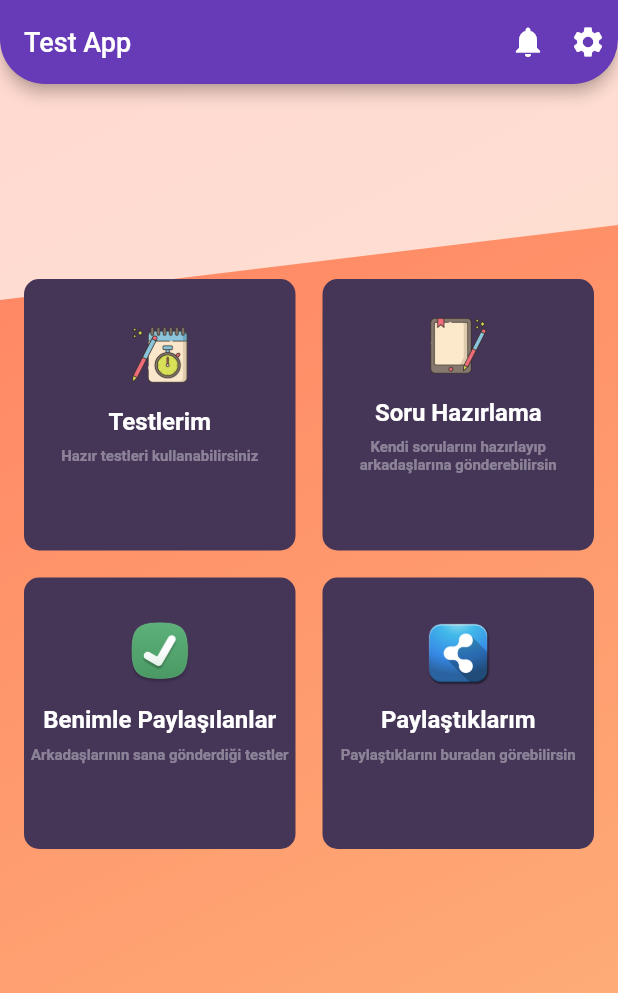
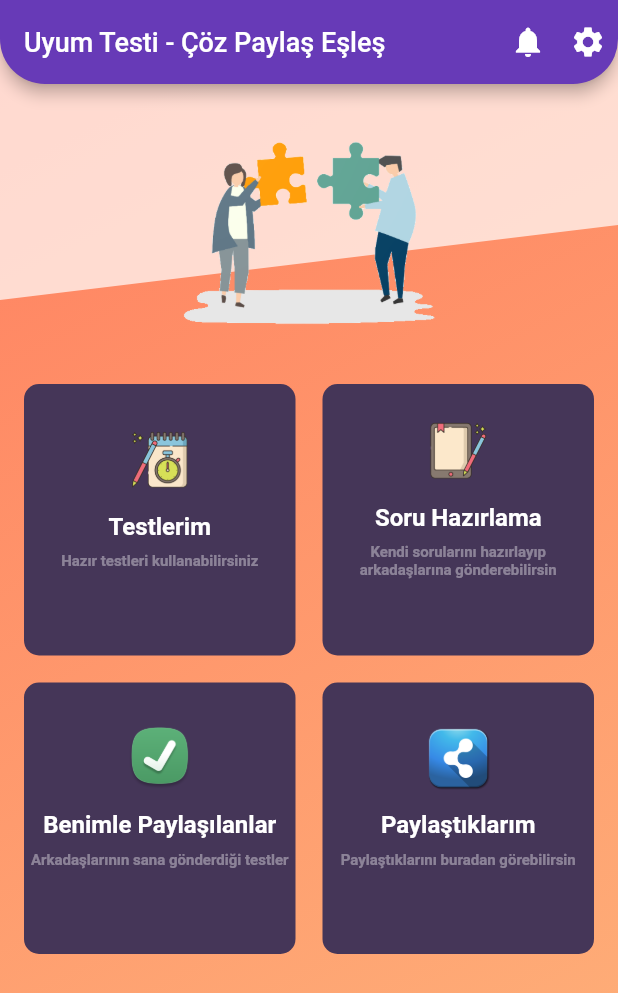
Before and after one commit to onuraykut/Testlio-Flutter-App, a Flutter app: the screen it shows once a user with an empty profile is signed in, on a phone screen of 412 x 824 dp. Shown: the top 993 px of the screen. Run offline on Flutter 3.47's test engine with Material 2 defaults, Android fonts, the light colour scheme and no system bars; our stand-ins replace auto_size_text, bloc, carousel_slider, equatable, firebase_auth, firebase_core and 11 more; accounts and stored records are empty.

Commit message:
27.12.2020

```diff
--- a/lib/data/user_repository.dart
+++ b/lib/data/user_repository.dart
@@ -43,14 +43,13 @@ class UserRepository with ChangeNotifier {
       notifyListeners();
       UserCredential userCredential = await _auth.signInAnonymously();
       String name = 'Anonim';
-      if(userCredential.user.displayName != null || userCredential.user.displayName.isNotEmpty)
-        name = userCredential.user.displayName;
       await saveUser(userCredential.user.uid,name);
 
       return userCredential.user;
     }catch(e){
       _durum = UserDurumu.OturumAcilmamis;
       notifyListeners();
+      debugPrint(e.toString());
       return null;
     }
   }
@@ -100,6 +99,7 @@ class UserRepository with ChangeNotifier {
   }
 
   Future <void> saveUser(String uid,String name) async{
+    debugPrint(uid+'---'+name);
     if (Platform.isIOS) iOS_Permission();
     String token = await _firebaseMessaging.getToken();
     print('token: '+token);
@@ -110,6 +110,7 @@ class UserRepository with ChangeNotifier {
       "name": name,
       "token": token,
     });
+    debugPrint(response.toString());
     if (response.statusCode == 200) {
       return true;
     } else {
--- a/lib/pages/gonderiSecimi.dart
+++ b/lib/pages/gonderiSecimi.dart
@@ -44,7 +44,7 @@ class _GonderiSecimiState extends State<GonderiSecimi> {
     width = MediaQuery.of(context).size.width;
     height = MediaQuery.of(context).size.height;
     // return appBarWithScaffold(_buildBody(context), GradientColors.Background1, "Uygulamanın Adı");
-    return appBarWithScaffoldMain(GridDashboard(), GradientColors.endsunset, "Test App");
+    return appBarWithScaffoldMain(GridDashboard(), GradientColors.endsunset, "Uyum Testi - Çöz Paylaş Eşleş",context);
   }
 
   Widget gonderiSecimiTasarim(BuildContext context) {
--- a/lib/pages/kategoriler.dart
+++ b/lib/pages/kategoriler.dart
@@ -59,7 +59,7 @@ Widget kategoriler() {
         Navigator.push(
             context,
             MaterialPageRoute(
-                builder: (context) => Testler(kategori: kategoriIsim)));
+                builder: (context) => Testler(kategori: kategoriIsim,index: index)));
       },
       child: GradientCard(
         margin: EdgeInsets.fromLTRB(25, 10, 25, 10),
--- a/lib/pages/login.dart
+++ b/lib/pages/login.dart
@@ -29,9 +29,11 @@ class _LoginState extends State<Login> {
   Widget build(BuildContext context) {
     userRepo = Provider.of<UserRepository>(context);
 
-    return Scaffold(
-      key: _scaffoldkey,
-      body: _buildPageContent(),
+    return MaterialApp(
+      home: Scaffold(
+        key: _scaffoldkey,
+        body: _buildPageContent(),
+      ),
     );
   }
 
@@ -136,7 +138,6 @@ class _LoginState extends State<Login> {
         _showProgress(true),
         userRepo.googleSignInFunc().then((result) => {
               if (result != null) {
-                _showProgress(false),
                 sonrakiSayfa(),
               }
         })
@@ -154,9 +155,9 @@ class _LoginState extends State<Login> {
         _showProgress(true),
         user = await userRepo.signInAnonymous(),
         if (user!=null) {
-          _showProgress(false),
           sonrakiSayfa(),
         }
+        else debugPrint('user null'),
         //  widget?.onGoogleClick(),
       },
     );
@@ -166,7 +167,7 @@ class _LoginState extends State<Login> {
 
 
   void sonrakiSayfa() {
-    Navigator.of(context).push(
+    Navigator.of(_scaffoldkey.currentContext).pushReplacement(
       MaterialPageRoute(
         builder: (context) {
           return GonderiSecimi();
--- a/lib/pages/notificationPage.dart
+++ b/lib/pages/notificationPage.dart
@@ -114,7 +114,7 @@ class _NotificationPageState extends State<NotificationPage> {
                 },
               );
             } else if (state is NotificationError) {
-              return Text("İnternet yok amk");
+              return Text("İnternet yok");
             } else {
               return Text("state");
             }
--- a/lib/pages/settings.dart
+++ b/lib/pages/settings.dart
@@ -51,7 +51,7 @@ class _SettingsState extends State<Settings> {
                 leading: user.photoURL !=null ? CircleAvatar(
                    backgroundImage: NetworkImage(user.photoURL),
                 ) : null,
-                title: Text(user.displayName ?? 'Anonim'),
+                title: Text(user.displayName.isEmpty ?  'Anonim' :user.displayName  ,style: TextStyle(color: Colors.black),),
                 onTap: () {},
               ),
             ),
--- a/lib/pages/sonuclar.dart
+++ b/lib/pages/sonuclar.dart
@@ -165,7 +165,7 @@ class _SonuclarState extends State<Sonuclar> {
               ),
             );
           } else if (state is SonucError) {
-            return Text("İnternet yok amk");
+            return Text("İnternet yok");
           }else {
 
             return Text("state");
--- a/lib/widgets/AppBarWithScaffold.dart
+++ b/lib/widgets/AppBarWithScaffold.dart
@@ -37,17 +37,17 @@ Widget appBarWithScaffold(
 
 Widget appBarWithScaffoldMain(
     Widget safeAreaWidget, LinearGradient color, String title,
-    {GlobalKey scaffoldKey}) {
+    context) {
   return Container(
     decoration: BoxDecoration(
       gradient: color,
     ),
     child: Scaffold(
-      key: scaffoldKey,
       extendBodyBehindAppBar: true,
       backgroundColor: Colors.transparent,
       appBar: appBarMain(
         title: title,
+        context: context,
       ),
       body: Stack(
         children: <Widget>[
@@ -62,7 +62,7 @@ Widget appBarWithScaffoldMain(
           SafeArea(
             child: Column(
               children: [
-                SizedBox(height: 130),
+                Image.asset('assets/graphics/logo.png',height: 200,),
                 safeAreaWidget,
               ],
             ),
--- a/lib/widgets/springySlider.dart
+++ b/lib/widgets/springySlider.dart
@@ -71,15 +71,15 @@ class _SpringyState extends State<Springy> {
             brightness: Brightness.dark,
             iconTheme:
                 new IconThemeData(color: highlightColor),
-            actions: <Widget>[
+            /*actions: <Widget>[
               _buildTextButton('SONUÇLARI İNCELE'.toUpperCase(), true, paylas)
-            ],
+            ],*/
           ),
           body: new Column(
             children: <Widget>[
               Padding(
                 padding: const EdgeInsets.all(20.0),
-                child: Text("Tebrikler bir avelsin",style: TextStyle(color: Colors.purple,fontSize: 20),),
+                child: Text("Eşleşme Oranı",style: TextStyle(color: Colors.purple,fontSize: 20),),
               ),
               new Expanded(
                 child: SpringSlider(
--- a/pubspec.yaml
+++ b/pubspec.yaml
@@ -66,9 +66,7 @@ flutter:
   assets:
     - assets/kategoriresimler/
     - assets/digericonlar/
-    - assets/secimresimleri/
-    - assets/graphics/google-logo.png
-    - assets/graphics/flogo-HexRBG-Wht-100.png
+    - assets/graphics/
     - assets/
   #   - images/a_dot_ham.jpeg
 
```
Also changed, not shown: lib/pages/evethayir.dart (+12 -4 lines), lib/pages/testler.dart (+5 -4 lines), assets/graphics/logo.png (added), 5 other files.
